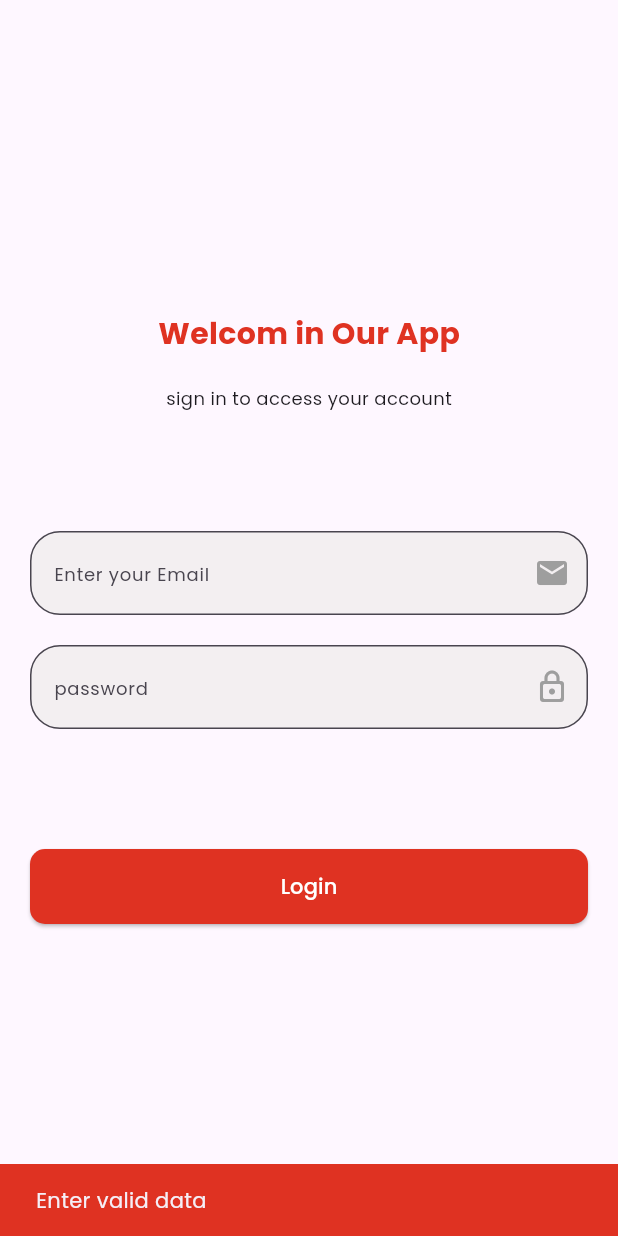
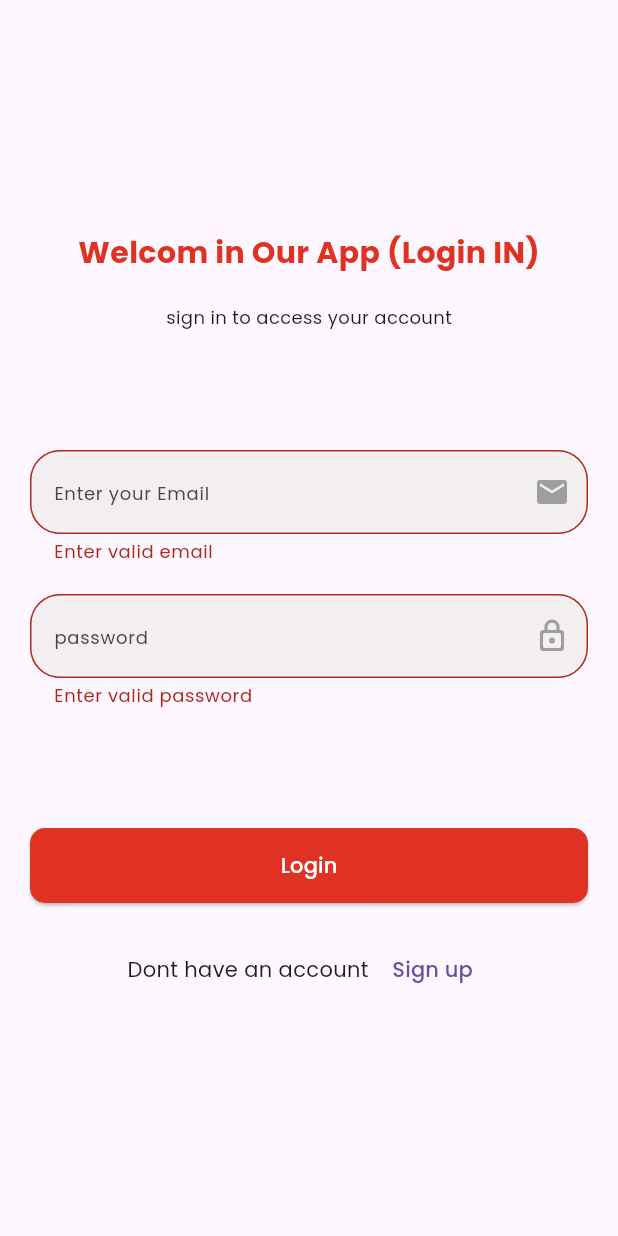
Before and after one commit to ReemaAAsker/profile_dashborad, a Flutter app: the screen it shows after launch, after a tap on "Get Started", after a tap on "Login", on a phone screen of 412 x 824 dp. Run offline on Flutter 3.47's test engine with Material 3 defaults, Android fonts, the phone set to English and light mode, and no system bars; our stand-ins replace google_fonts; network calls fail.

Commit message:
session 16 updates

```diff
--- a/lib/screens/login.dart
+++ b/lib/screens/login.dart
@@ -1,24 +1,28 @@
 import 'package:flutter/material.dart';
 import 'package:profile_dashboard/helpers/constants.dart';
 import 'package:profile_dashboard/screens/profile_dash.dart';
+import 'package:profile_dashboard/screens/sign_up.dart';
 import 'package:profile_dashboard/widgets/custom_text_feild.dart';
 
 class LoginScreen extends StatelessWidget {
   LoginScreen({super.key});
-  final TextEditingController emailCont = TextEditingController();
-  final TextEditingController passCont = TextEditingController();
 
+  final GlobalKey<FormState> _formKey = GlobalKey<FormState>();
+  //Memorey leak
+  String? emailUser = "";
   @override
   Widget build(BuildContext context) {
     return Scaffold(
       body: Padding(
         padding: const EdgeInsets.symmetric(horizontal: 20),
+        child: Form(
+          key: _formKey,
           child: Column(
             spacing: 20,
             mainAxisAlignment: MainAxisAlignment.center,
             children: [
               Text(
-              'Welcom in Our App',
+                'Welcom in Our App (Login IN)',
                 style: AppConstants.primary_numbers_text_style,
               ),
               Text(
@@ -30,46 +34,32 @@ class LoginScreen extends StatelessWidget {
               CustomTextFeild(
                 hint: 'Enter your Email',
                 icon: Icons.email,
-              controller: emailCont,
+                input_type: TextInputType.emailAddress,
+                custom_validator: (email) {
+                  emailUser = email;
+                  if (email == null || email.isEmpty)
+                    return "Enter valid email";
+                  if (!email.contains('@')) return "Remebmer @";
+                  if (!email.contains('.com')) return "Remebmer .com";
+                  return null;
+                },
               ),
               CustomTextFeild(
-              controller: passCont,
                 hint: 'password',
                 icon: Icons.lock_outline_rounded,
                 isPassword: true,
+                custom_validator: (password) {
+                  if (password == null || password.isEmpty)
+                    return "Enter valid password";
+                  if (password.length < 5) return "password more than 5 digits";
+                  if (!password.contains(RegExp(r'[!@#$%^&*]')))
+                    return 'should has special char.';
+                  return null;
+                },
               ),
               SizedBox(height: 40),
               ElevatedButton(
-              onPressed: () {
-                //@
-                String emailData = emailCont.text;
-                String passData = passCont.text;
-
-                if (emailData.isEmpty | passData.isEmpty) {
-                  showMessgae(context, 'Enter valid data');
-                  emailCont.clear();
-                  passCont.clear();
-                } else if (!emailData.contains('@')) {
-                  // .com
-                  showMessgae(context, 'Enter valid email');
-                } else if (passData.length < 5) {
-                  //spcial character
-                  showMessgae(context, 'Enter valid password');
-                  passCont.clear();
-                } else {
-                  Navigator.push(
-                    context,
-                    MaterialPageRoute(
-                      builder: (context) {
-                        return ProfileDash();
-                      },
-                    ),
-                  );
-                }
-                // print();
-              },
-
-              // login(context),
+                onPressed: () => _login(context),
                 child: Text('Login', style: TextStyle(color: Colors.white)),
                 style: ElevatedButton.styleFrom(
                   shape: RoundedRectangleBorder(
@@ -80,13 +70,72 @@ class LoginScreen extends StatelessWidget {
                   padding: EdgeInsets.symmetric(horizontal: 50, vertical: 15),
                 ),
               ),
+              Row(
+                mainAxisAlignment: MainAxisAlignment.center,
+                children: [
+                  Text('Dont have an account'),
+                  TextButton(
+                    onPressed: () {
+                      Navigator.pushReplacement(
+                        context,
+                        MaterialPageRoute(
+                          builder: (context) {
+                            return SignUp();
+                          },
+                        ),
+                      );
+                    },
+                    child: Text(' Sign up'),
+                  ),
                 ],
+              ),
+            ],
+          ),
         ),
       ),
     );
   }
 
-  // login(BuildContext context) {
+  _login(BuildContext context) {
+    if (_formKey.currentState!.validate()) {
+      _formKey.currentState!.reset();
+      Navigator.push(
+        context,
+        MaterialPageRoute(
+          builder: (context) {
+            return ProfileDash(emailUser!);
+          },
+        ),
+      );
+    }
+    //@
+    // String emailData = emailCont.text;
+    // String passData = passCont.text;
 
+    // if (emailData.isEmpty || passData.isEmpty) {
+    //   showMessgae(context, 'Enter valid data');
+    //   emailCont.clear();
+    //   passCont.clear();
+    // } else if (!emailData.contains('@') || !emailData.contains('.com')) {
+    //   // .com
+    //   showMessgae(context, 'Enter valid email');
+    // } else if (passData.length < 5 ||
+    //     !passData.contains("*") ||
+    //     !passData.contains("#")) {
+    //   //spcial character
+    //   // showMessgae(context, 'Enter valid password');
+    //   passCont.clear();
+    // } else {
+    //   emailCont.clear();
+    //   passCont.clear();
+    //   Navigator.push(
+    //     context,
+    //     MaterialPageRoute(
+    //       builder: (context) {
+    //         return ProfileDash();
+    //       },
+    //     ),
+    //   );
     // }
   }
+}
--- a/lib/screens/profile_dash.dart
+++ b/lib/screens/profile_dash.dart
@@ -7,7 +7,8 @@ import 'package:profile_dashboard/widgets/section_widget.dart';
 import 'package:profile_dashboard/widgets/service_widget.dart';
 
 class ProfileDash extends StatelessWidget {
-  ProfileDash({super.key});
+  String emailUser;
+  ProfileDash(this.emailUser, {super.key});
 
   @override
   Widget build(BuildContext context) {
@@ -46,6 +47,7 @@ class ProfileDash extends StatelessWidget {
           child: Column(
             crossAxisAlignment: CrossAxisAlignment.start,
             children: [
+              Text('Hello $emailUser'),
               Row(
                 spacing: 20,
                 mainAxisAlignment: MainAxisAlignment.center,
--- /dev/null
+++ b/lib/screens/sign_up.dart
@@ -0,0 +1,167 @@
+import 'package:flutter/material.dart';
+import 'package:profile_dashboard/helpers/constants.dart';
+import 'package:profile_dashboard/screens/login.dart';
+import 'package:profile_dashboard/screens/profile_dash.dart';
+import 'package:profile_dashboard/widgets/custom_text_feild.dart';
+
+class SignUp extends StatelessWidget {
+  SignUp({super.key});
+
+  String? current_pass = "";
+  String? emailUser = "";
+
+  final GlobalKey<FormState> _formKey = GlobalKey<FormState>();
+
+  @override
+  Widget build(BuildContext context) {
+    return Scaffold(
+      body: SingleChildScrollView(
+        child: Padding(
+          padding: const EdgeInsets.all(30),
+          child: Form(
+            key: _formKey,
+            child: Column(
+              spacing: 20,
+              mainAxisAlignment: MainAxisAlignment.spaceAround,
+              children: [
+                Text(
+                  'Welcom in Our App (Sign UP)',
+                  style: AppConstants.primary_numbers_text_style,
+                ),
+                Text(
+                  'sign Up to access your account',
+                  style: TextStyle(fontSize: 12),
+                ),
+                SizedBox(height: 30),
+
+                CustomTextFeild(
+                  hint: 'userName',
+                  icon: Icons.person,
+                  input_type: TextInputType.name,
+                  custom_validator: (username) {
+                    if (username == null || username.isEmpty)
+                      return "Enter valid username";
+                    if (username.length < 3) return "username must be > 3";
+                    return null;
+                  },
+                ),
+                CustomTextFeild(
+                  hint: 'age',
+                  icon: Icons.elderly,
+                  input_type: TextInputType.number,
+                  custom_validator: (age) {
+                    if (age == null || age.isEmpty) return "not valid age";
+                    return null;
+                  },
+                ),
+                CustomTextFeild(
+                  hint: 'Enter your phone',
+                  icon: Icons.numbers,
+                  input_type: TextInputType.phone,
+                  custom_validator: (phone) {
+                    if (phone == null || phone.isEmpty)
+                      return "not valid phone number";
+                    if (!phone.startsWith('+')) return "Remebmer +";
+                    return null;
+                  },
+                ),
+                CustomTextFeild(
+                  hint: 'Enter your Email',
+                  icon: Icons.email,
+                  input_type: TextInputType.emailAddress,
+                  custom_validator: (email) {
+                    emailUser = email;
+                    if (email == null || email.isEmpty)
+                      return "Enter valid email";
+                    if (!email.contains('@')) return "Remebmer @";
+                    if (!email.contains('.com')) return "Remebmer .com";
+                    return null;
+                  },
+                ),
+                CustomTextFeild(
+                  hint: 'password',
+                  icon: Icons.lock_outline_rounded,
+                  isPassword: true,
+                  custom_validator: (password) {
+                    current_pass = password;
+
+                    print('current password in password feild : $current_pass');
+                    if (password == null || password.isEmpty)
+                      return "Enter valid password";
+                    if (password.length < 5)
+                      return "password more than 5 digits";
+                    if (!password.contains(RegExp(r'[!@#$%^&*]')))
+                      return 'should has special char.';
+                    return null;
+                  },
+                ),
+                CustomTextFeild(
+                  hint: 'confirm password',
+                  icon: Icons.lock_outline_rounded,
+                  isPassword: true,
+                  custom_validator: (confirmPass) {
+                    print(
+                      'current password in confirm-password field : $current_pass',
+                    );
+                    if (confirmPass == null || confirmPass.isEmpty)
+                      return "Enter valid password";
+                    if (confirmPass != current_pass) {
+                      return "must equal the passord";
+                    }
+                    return null;
+                  },
+                ),
+                SizedBox(height: 20),
+                ElevatedButton(
+                  onPressed: () => _signUp(context),
+                  child: Text('Sign up', style: TextStyle(color: Colors.white)),
+                  style: ElevatedButton.styleFrom(
+                    shape: RoundedRectangleBorder(
+                      borderRadius: BorderRadius.circular(10),
+                    ),
+                    minimumSize: Size(double.infinity, 15),
+                    backgroundColor: AppConstants.primaryColor,
+                    padding: EdgeInsets.symmetric(horizontal: 50, vertical: 15),
+                  ),
+                ),
+                Row(
+                  mainAxisAlignment: MainAxisAlignment.center,
+                  children: [
+                    Text('has an Account'),
+                    TextButton(
+                      onPressed: () {
+                        Navigator.pushReplacement(
+                          context,
+                          MaterialPageRoute(
+                            builder: (context) {
+                              return LoginScreen();
+                            },
+                          ),
+                        );
+                      },
+                      child: Text(' Login'),
+                    ),
+                  ],
+                ),
+              ],
+            ),
+          ),
+        ),
+      ),
+    );
+  }
+
+  _signUp(BuildContext context) {
+    if (_formKey.currentState!.validate()) {
+      _formKey.currentState!.reset();
+      Navigator.push(
+        context,
+        MaterialPageRoute(
+          builder: (context) {
+            return ProfileDash(emailUser!);
+          },
+        ),
+      );
+    }
+  }
+}
--- a/lib/widgets/custom_text_feild.dart
+++ b/lib/widgets/custom_text_feild.dart
@@ -5,19 +5,23 @@ class CustomTextFeild extends StatelessWidget {
   final String hint;
   final IconData icon;
   final bool isPassword;
-  final TextEditingController controller;
+  final String? Function(String?)? custom_validator;
+  final TextInputType input_type;
   const CustomTextFeild({
     super.key,
     required this.hint,
     required this.icon,
-    required this.controller,
+    this.input_type = TextInputType.text,
+
     this.isPassword = false,
+    this.custom_validator,
   });
 
   @override
   Widget build(BuildContext context) {
-    return TextField(
-      controller: controller,
+    return TextFormField(
+      keyboardType: input_type,
+      validator: custom_validator,
       obscureText: isPassword,
       decoration: InputDecoration(
         hintText: hint,
@@ -25,7 +29,8 @@ class CustomTextFeild extends StatelessWidget {
         border: OutlineInputBorder(borderRadius: BorderRadius.circular(20)),
         focusedBorder: OutlineInputBorder(
           borderRadius: BorderRadius.circular(10),
-          borderSide: BorderSide(color: AppConstants.primaryColor),
+          borderSide: BorderSide(color: Colors.lightBlue),
+          // AppConstants.primaryColorvzx
         ),
         filled: true,
 
```
Lines whose indentation alone changed are shown as unchanged.
